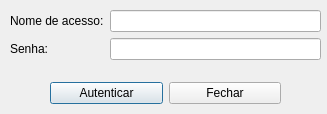
Qt form fm_autenticacao.ui (fercosmig/LifeLogging) before a commit.
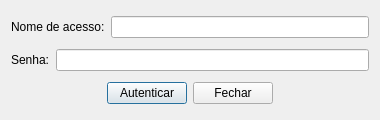
The same form after that commit. Icons and pictures are not drawn.

Diff of the .ui file:
```diff
--- a/fm_autenticacao.ui
+++ b/fm_autenticacao.ui
@@ -6,41 +6,42 @@
    <rect>
     <x>0</x>
     <y>0</y>
-    <width>327</width>
-    <height>114</height>
+    <width>380</width>
+    <height>120</height>
    </rect>
   </property>
   <property name="windowTitle">
    <string>Formulário de autenticação do sistema LifeLogging</string>
   </property>
-  <widget class="QWidget" name="formLayoutWidget">
-   <property name="geometry">
-    <rect>
-     <x>10</x>
-     <y>10</y>
-     <width>311</width>
-     <height>61</height>
-    </rect>
-   </property>
-   <layout class="QFormLayout" name="formLayout">
+  <property name="windowIcon">
+   <iconset resource="resource_files.qrc">
+    <normaloff>:/icons/images/icone.png</normaloff>:/icons/images/icone.png</iconset>
+  </property>
+  <layout class="QGridLayout" name="gridLayout">
     <item row="0" column="0">
+    <layout class="QHBoxLayout" name="horizontalLayout">
+     <item>
      <widget class="QLabel" name="label">
       <property name="text">
        <string>Nome de acesso:</string>
       </property>
      </widget>
     </item>
-    <item row="0" column="1">
+     <item>
      <widget class="QLineEdit" name="lineEdit_nome_acesso"/>
     </item>
+    </layout>
+   </item>
     <item row="1" column="0">
+    <layout class="QHBoxLayout" name="horizontalLayout_2">
+     <item>
      <widget class="QLabel" name="label_2">
       <property name="text">
        <string>Senha:</string>
       </property>
      </widget>
     </item>
-    <item row="1" column="1">
+     <item>
      <widget class="QLineEdit" name="lineEdit_senha">
       <property name="echoMode">
        <enum>QLineEdit::Password</enum>
@@ -48,17 +49,22 @@
      </widget>
     </item>
    </layout>
-  </widget>
-  <widget class="QWidget" name="layoutWidget">
-   <property name="geometry">
-    <rect>
-     <x>50</x>
-     <y>80</y>
-     <width>231</width>
-     <height>27</height>
-    </rect>
-   </property>
-   <layout class="QHBoxLayout" name="horizontalLayout">
+   </item>
+   <item row="2" column="0">
+    <layout class="QHBoxLayout" name="horizontalLayout_3">
+     <item>
+      <spacer name="horizontalSpacer_2">
+       <property name="orientation">
+        <enum>Qt::Horizontal</enum>
+       </property>
+       <property name="sizeHint" stdset="0">
+        <size>
+         <width>40</width>
+         <height>20</height>
+        </size>
+       </property>
+      </spacer>
+     </item>
     <item>
      <widget class="QPushButton" name="pushButton_autenticar">
       <property name="text">
@@ -73,9 +79,25 @@
       </property>
      </widget>
     </item>
-   </layout>
-  </widget>
- </widget>
- <resources/>
+     <item>
+      <spacer name="horizontalSpacer">
+       <property name="orientation">
+        <enum>Qt::Horizontal</enum>
+       </property>
+       <property name="sizeHint" stdset="0">
+        <size>
+         <width>40</width>
+         <height>20</height>
+        </size>
+       </property>
+      </spacer>
+     </item>
+    </layout>
+   </item>
+  </layout>
+ </widget>
+ <resources>
+  <include location="resource_files.qrc"/>
+ </resources>
  <connections/>
 </ui>
```
Lines whose indentation alone changed are shown as unchanged.
